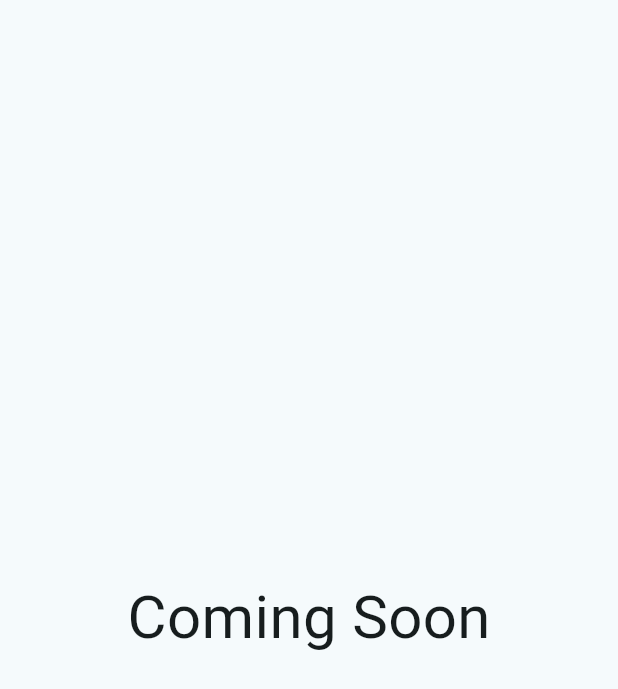
After one commit to HusseinMohamed99/TRIPSO, a Flutter app: the DesktopScreen screen opened directly, on a phone screen of 412 x 824 dp. The commit adds this screen. Shown: the top 689 px of the screen. Run offline on Flutter 3.47's test engine with Material 2 defaults, Android fonts, the phone set to English and light mode, and no system bars; our stand-ins replace cloud_firestore, firebase_auth, firebase_core, flutter_bloc, fluttertoast, google_fonts and 4 more; missing offline and left inert: email_auth; accounts and stored records are empty.

Commit message:
** Hussein + crate DesktopScreen % update size_config % update Main % update sign_in_screen

```diff
--- /dev/null
+++ b/lib/screens/desktop/desktop_screen.dart
@@ -0,0 +1,17 @@
+import 'package:flutter/material.dart';
+
+class DesktopScreen extends StatelessWidget {
+  const DesktopScreen({Key? key}) : super(key: key);
+
+  @override
+  Widget build(BuildContext context) {
+    return const Scaffold(
+      body: Center(
+        child: Text(
+          'Coming Soon',
+          style: TextStyle(fontSize: 40),
+        ),
+      ),
+    );
+  }
+}
--- a/lib/screens/sign_in/sign_in_screen.dart
+++ b/lib/screens/sign_in/sign_in_screen.dart
@@ -2,6 +2,8 @@ import 'package:flutter/material.dart';
 import 'package:flutter_bloc/flutter_bloc.dart';
 import 'package:tripso/screens/home/home_screen.dart';
 import 'package:tripso/screens/password/forget_password_screen.dart';
+import 'package:tripso/shared/adaptive/indicator.dart';
+import 'package:tripso/shared/components/indicator.dart';
 import 'package:tripso/shared/styles/colors.dart';
 
 import '../../shared/animation/fade_animation.dart';
@@ -33,11 +35,11 @@ class SignInScreen extends StatelessWidget {
       create: (BuildContext context) => SignInCubit(),
       child:
           BlocConsumer<SignInCubit, SignInStates>(listener: (context, state) {
-        if (state is! SignInLoadingState) {
+            if (state is SignInLoadingState) {
           showDialog(
               context: context,
               builder: (context) {
-                return const Center(child: CircularProgressIndicator());
+                return Center(child: AdaptiveIndicator(os: getOs()));
               });
         }
         if (state is SignInSuccessState) {
--- a/lib/shared/components/size_config.dart
+++ b/lib/shared/components/size_config.dart
@@ -7,8 +7,8 @@ class SizeConfig {
   static Orientation? orientation;
 
   void init(BuildContext context) {
-    screenWidth = MediaQuery.of(context).size.width.toInt() as double?;
-    screenHeight = MediaQuery.of(context).size.height.toInt() as double?;
+    screenWidth = MediaQuery.of(context).size.width;
+    screenHeight = MediaQuery.of(context).size.height;
     orientation = MediaQuery.of(context).orientation;
     defaultSize = orientation == Orientation.landscape
         ? screenHeight! * .024
```
Also changed, not shown: lib/main.dart (+23 -12 lines).
